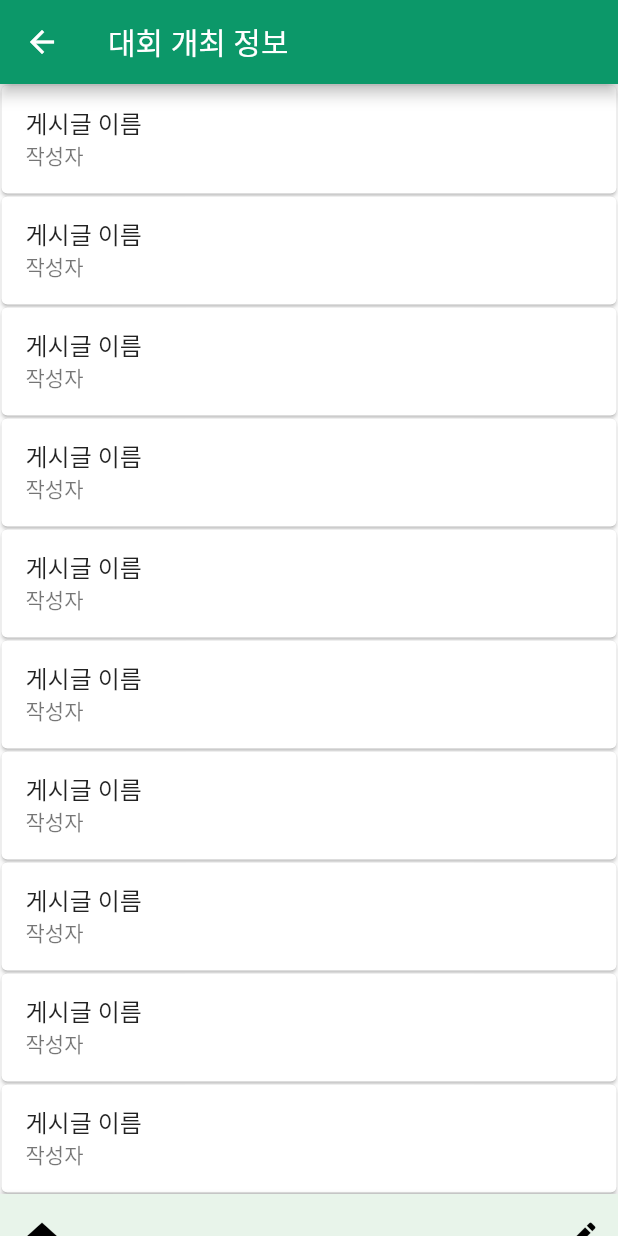
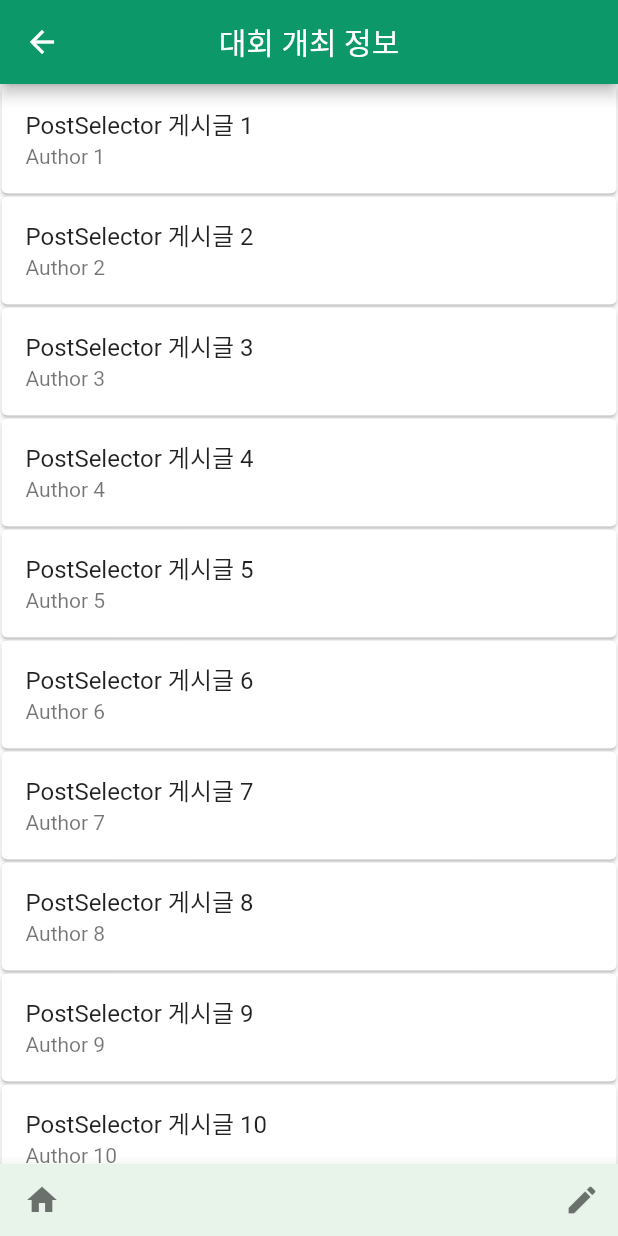
Before and after one commit to osamhack2021/AI_APP_handylib_devlib, a Flutter app: the ForumScreen screen opened by its route, after a tap on "대회 개최 정보", on a phone screen of 412 x 824 dp. Run offline on Flutter 3.47's test engine with Material 2 defaults, Android fonts, the phone set to English and light mode, and no system bars; our stand-ins replace flutter_dotenv; missing offline and left inert: crypt, mongo_dart.

Commit message:
게시판 UI 완성

```diff
--- a/app/lib/components/forum_page/post_selector.dart
+++ b/app/lib/components/forum_page/post_selector.dart
@@ -1,14 +1,11 @@
 import 'package:app/models/post_models.dart';
-import 'package:app/pages/post_list_page.dart';
 import 'package:flutter/material.dart';
 
+class PostSelector extends StatelessWidget {
+  final Post _thisPost;
 
+  const PostSelector(this._thisPost);
 
-class PostSelector extends StatelessWidget {
-  final int? postId;
-  final String? postName, postAuthor;
-
-  PostSelector(this.postId, this.postName, this.postAuthor);
 
   @override
   Widget build(BuildContext context) {
@@ -19,12 +16,14 @@ class PostSelector extends StatelessWidget {
       child:
       ListTile(
         onTap: (){
-          //Navigator.of(context).pushNamed(
-
+          Navigator.of(context).pushNamed(
+            '/home/forum/post-list/post',
+            arguments:_thisPost,
+          );
         },
         //dense:true,
-        title:Text('${postName}'),
-        subtitle: Text('$postAuthor'),
+        title:Text('PostSelector ${_thisPost.postName}'),
+        subtitle: Text('${_thisPost.postAuthor}'),
       )
     );
   }
--- a/app/lib/models/board_models.dart
+++ b/app/lib/models/board_models.dart
@@ -1,17 +1,20 @@
+import 'package:app/models/post_models.dart';
+
 class Board {
   int? boardId;
-  String? boardName;
+  String? boardName, boardTag;
 
-  Board(int myBoardId, String myBoardName){
+  Board(int myBoardId, String myBoardName, String myBoardTag){
     boardId = myBoardId;
     boardName = myBoardName;
+    boardTag = myBoardTag;
   }
 }
 
 List<Board> boardDataList = [
-  Board(1, "대회 개최 정보"),
-  Board(2, "독서 토론 게시판"),
-  Board(3, "자유게시판"),
+  Board(1, "대회 개최 정보", "contest"),
+  Board(2, "독서 토론 게시판", "debate"),
+  Board(3, "자유게시판", "free"),
 ];
 
 getBoardbyId(int? boardIdQuery) {
--- /dev/null
+++ b/app/lib/models/comment_models.dart
@@ -0,0 +1,6 @@
+import 'package:mongo_dart/mongo_dart.dart';
+
+class Comment {
+  String? commentContent, commentAuthor;
+  Timestamp? commentTimeStamp;
+}
--- a/app/lib/models/post_models.dart
+++ b/app/lib/models/post_models.dart
@@ -1,9 +1,21 @@
+import 'comment_models.dart';
+
 class Post {
   int? postId;
-  String? postName;
+  String? postName, postTag, postAuthor, postContent;
+  List<Comment> postCommentList = [];
 
-  Post(int myPostId, String myPostName){
+  Post(
+    int myPostId,
+    String myPostName,
+    String myPostAuthor,
+    String myPostTag,
+    String myPostContent,
+    ){
     postId = myPostId;
     postName = myPostName;
+    postAuthor = myPostAuthor;
+    postTag = myPostTag;
+    postContent = myPostContent;
   }
 }
--- a/app/lib/navigation/routes.dart
+++ b/app/lib/navigation/routes.dart
@@ -3,6 +3,7 @@ import 'package:app/pages/feed_page.dart';
 import 'package:app/pages/lib_page.dart';
 import 'package:app/pages/mybook_page.dart';
 import 'package:app/pages/post_list_page.dart';
+import 'package:app/pages/post_page.dart';
 import 'package:app/pages/register_page.dart';
 import 'package:app/pages/setting_page.dart';
 import 'package:app/screens/home_screen.dart';
@@ -21,6 +22,7 @@ final routes = {
   // '/home/lib': (BuildContext context) => LibPage(),
   '/home/forum' : (BuildContext context) => ForumScreen(),
   '/home/forum/post-list' : (BuildContext context) => PostListPage(),
+  '/home/forum/post-list/post' : (BuildContext context) => PostPage(),
   // '/home/setting': (BuildContext context) => SettingPage(),
 };
 
--- a/app/lib/pages/post_list_page.dart
+++ b/app/lib/pages/post_list_page.dart
@@ -2,6 +2,7 @@ import 'package:app/components/forum_page/post_selector.dart';
 import 'package:app/constants/colors.dart';
 import 'package:app/constants/size.dart';
 import 'package:app/models/board_models.dart';
+import 'package:app/models/post_models.dart';
 import 'package:flutter/material.dart';
 
 class PostListPage extends StatefulWidget {
@@ -20,34 +21,40 @@ class _PostListPageState extends State<PostListPage> {
     return Scaffold(
       appBar: AppBar(
         backgroundColor: Color(COLOR_PRIMARY),
-        title :
+        centerTitle: true,
+        title : (
           Text("${thisBoard.boardName}")
-
         ),
-      body: (
-        ListView(children:[
-          for(int i = 1; i <= 10; i++)
-            PostSelector(1, "게시글 이름", "작성자"),
-          AppBar(
-            automaticallyImplyLeading: false,
-            backgroundColor: Color(COLOR_PRIMARY2),
-            leading: IconButton(
+      ),
+      bottomNavigationBar: BottomAppBar(
+        color: Color(COLOR_PRIMARY2),
+        child:Row(children: [
+          IconButton(
+            padding: EdgeInsets.fromLTRB(16.0, 10.0, 16.0, 10.0),
               onPressed: (){},
               icon: Icon(
                 Icons.home,
-                color: Colors.black,
+                color: Colors.black54,
                 ),
           ),
-            actions:<Widget>[
+          Expanded(child:Row()
+          ),
           IconButton(
             onPressed: (){},
               icon: Icon(
                 Icons.create,
-                  color: Colors.black,
+                color: Colors.black54,
               ),
             )
           ]
         ),
+      ),
+
+      body: (
+        ListView(children:[
+          for(int i = 1; i <= 10; i++)
+            PostSelector(Post(1, '게시글 $i', 'Author $i', 'tag', 'Lorem ipsum dolor sit amet, consectetur adipiscing elit, sed do eiusmod tempor incididunt ut labore et dolore magna aliqua. Ut enim ad minim veniam, quis nostrud exercitation ullamco laboris nisi ut aliquip ex ea commodo consequat. Duis aute irure dolor in reprehenderit in voluptate velit esse cillum dolore eu fugiat nulla pariatur. Excepteur sint occaecat cupidatat non proident, sunt in culpa qui officia deserunt mollit anim id est laborum')),
+
         ]
         )
       ),
--- a/app/lib/screens/forum_screen.dart
+++ b/app/lib/screens/forum_screen.dart
@@ -1,7 +1,6 @@
 import 'package:app/components/forum_page/board_selector.dart';
 import 'package:app/constants/colors.dart';
 import 'package:app/models/board_models.dart';
-import 'package:app/pages/contest_page.dart';
 import 'package:flutter/material.dart';
 
 class ForumScreen extends StatefulWidget {
@@ -24,7 +23,6 @@ class _ForumScreenState extends State<ForumScreen> {
       ),
       body:
       ListView(
-        //padding: EdgeInsets.all(0.0),
         children: [
           ListTile(
             title:Text("   게시판 목록"),
```
Also changed, not shown: app/lib/components/default_circle_avatar.dart (added, +18 -0 lines), app/lib/pages/contest_page.dart (deleted, +0 -17 lines), app/lib/pages/post_page.dart (added, +170 -0 lines), app/lib/pages/setting_page.dart (+6 -7 lines). Lines whose indentation alone changed are shown as unchanged.
